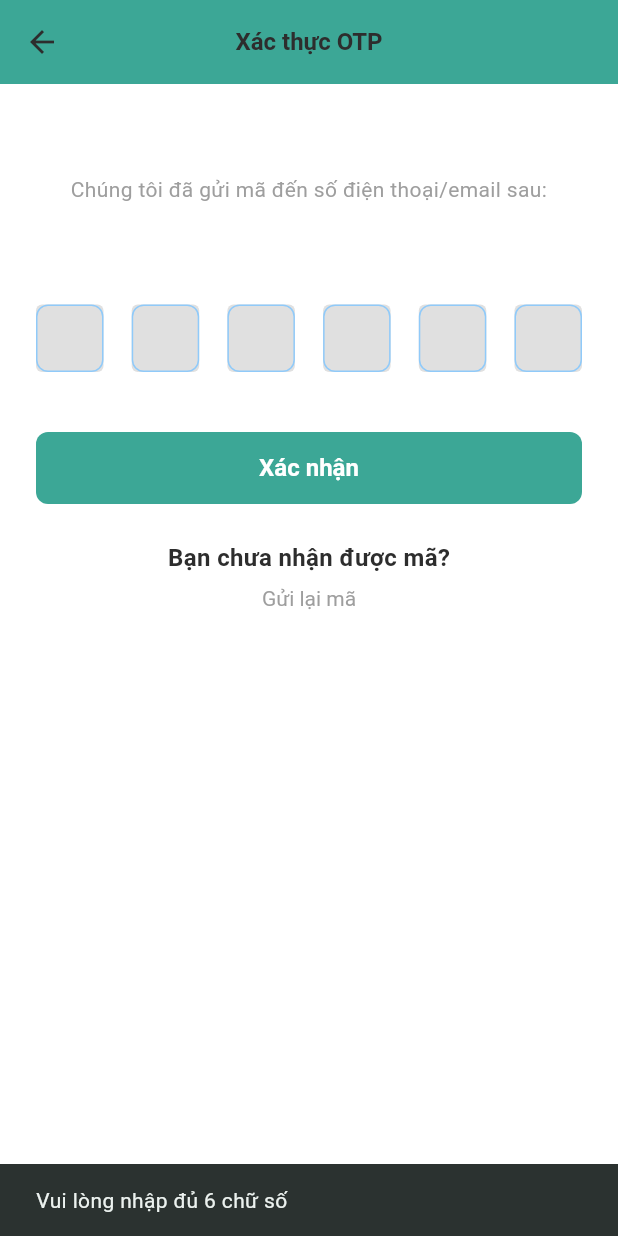
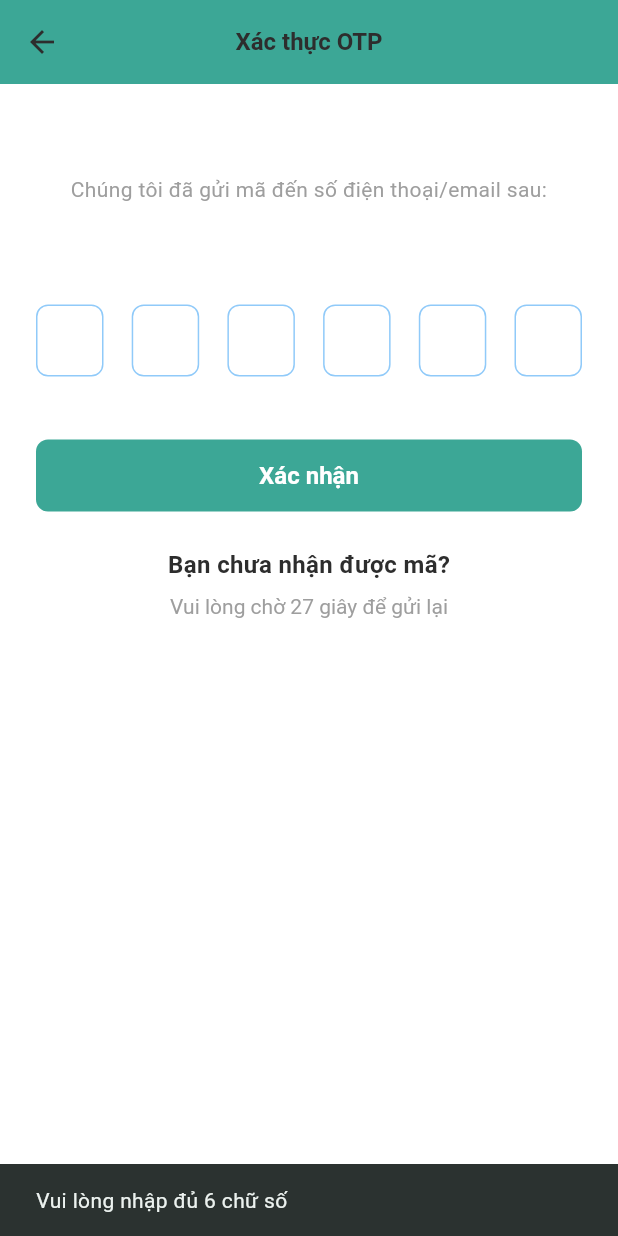
Before and after one commit to danhhuit/care4u_medical_booking, a Flutter app: the OtpVerificationScreen screen opened directly with empty values, after a tap on "Xác nhận", on a phone screen of 412 x 824 dp. Run offline on Flutter 3.47's test engine with Material 3 defaults, Android fonts, the light colour scheme and no system bars; our stand-ins replace dio, shared_preferences; accounts and stored records are empty.

Commit message:
điều chỉnh chức năng gửi otp

```diff
--- a/lib/features/auth/presentation/screens/otp_verification_screen.dart
+++ b/lib/features/auth/presentation/screens/otp_verification_screen.dart
@@ -1,5 +1,7 @@
 import 'package:flutter/material.dart';
 import 'package:flutter/gestures.dart';
+import 'dart:async';
+import 'dart:math';
 import 'package:care4u_medical_booking/app/theme/app_colors.dart';
 import 'package:care4u_medical_booking/app/theme/app_spacing.dart';
 import 'package:care4u_medical_booking/app/theme/app_text_styles.dart';
@@ -23,6 +25,37 @@ class OtpVerificationScreen extends StatefulWidget {
 class _OtpVerificationScreenState extends State<OtpVerificationScreen> {
   final List<TextEditingController> _controllers = List.generate(6, (index) => TextEditingController());
   final List<FocusNode> _focusNodes = List.generate(6, (index) => FocusNode());
+  late String _currentOtp;
+  bool _isExpired = false;
+  Timer? _timer;
+  int _countdown = 30;
+
+  @override
+  void initState() {
+    super.initState();
+    _currentOtp = widget.expectedOtp;
+    _startTimer();
+  }
+
+  void _startTimer() {
+    _timer?.cancel();
+    setState(() {
+      _isExpired = false;
+      _countdown = 30;
+    });
+    _timer = Timer.periodic(const Duration(seconds: 1), (timer) {
+      if (_countdown > 0) {
+        setState(() {
+          _countdown--;
+        });
+      } else {
+        setState(() {
+          _isExpired = true;
+        });
+        timer.cancel();
+      }
+    });
+  }
 
   void _verifyOtp() {
     String enteredOtp = _controllers.map((c) => c.text).join();
@@ -35,7 +68,14 @@ class _OtpVerificationScreenState extends State<OtpVerificationScreen> {
       return;
     }
 
-    if (enteredOtp == widget.expectedOtp) {
+    if (_isExpired) {
+      ScaffoldMessenger.of(context).showSnackBar(
+        const SnackBar(content: Text('Mã OTP này đã hết hạn và không hợp lệ')),
+      );
+      return;
+    }
+
+    if (enteredOtp == _currentOtp) {
       // OTP matched, navigate to ResetPasswordScreen
       Navigator.pushReplacement(
         context,
@@ -52,6 +92,7 @@ class _OtpVerificationScreenState extends State<OtpVerificationScreen> {
 
   @override
   void dispose() {
+    _timer?.cancel();
     for (var c in _controllers) {
       c.dispose();
     }
@@ -92,24 +133,29 @@ class _OtpVerificationScreenState extends State<OtpVerificationScreen> {
                 mainAxisAlignment: MainAxisAlignment.spaceBetween,
                 children: List.generate(
                   6,
-                  (index) => Container(
+                  (index) => SizedBox(
                     width: 45,
-                    height: 45,
-                    decoration: BoxDecoration(
-                      color: const Color(0xFFE0E0E0),
-                      borderRadius: BorderRadius.circular(4),
-                    ),
-                    child: Center(
+                    height: 50,
                     child: TextField(
                       controller: _controllers[index],
                       focusNode: _focusNodes[index],
                       textAlign: TextAlign.center,
+                      textAlignVertical: TextAlignVertical.center,
                       keyboardType: TextInputType.number,
+                      cursorColor: AppColors.primary,
                       maxLength: 1,
                       style: AppTextStyles.heading2,
-                        decoration: const InputDecoration(
-                          border: InputBorder.none,
+                      decoration: InputDecoration(
                         counterText: '',
+                        contentPadding: EdgeInsets.zero,
+                        enabledBorder: OutlineInputBorder(
+                          borderRadius: BorderRadius.circular(8),
+                          borderSide: const BorderSide(color: AppColors.borderLight, width: 1.0),
+                        ),
+                        focusedBorder: OutlineInputBorder(
+                          borderRadius: BorderRadius.circular(8),
+                          borderSide: const BorderSide(color: AppColors.primary, width: 1.5),
+                        ),
                       ),
                       onChanged: (value) {
                         if (value.isNotEmpty && index < 5) {
@@ -118,7 +164,6 @@ class _OtpVerificationScreenState extends State<OtpVerificationScreen> {
                           FocusScope.of(context).requestFocus(_focusNodes[index - 1]);
                         }
                       },
-                      ),
                     ),
                   ),
                 ),
@@ -136,12 +181,24 @@ class _OtpVerificationScreenState extends State<OtpVerificationScreen> {
               const SizedBox(height: AppSpacing.sm),
               RichText(
                 text: TextSpan(
-                  text: 'Gửi lại mã',
-                  style: AppTextStyles.bodyLight,
+                  text: _isExpired ? 'Gửi lại mã' : 'Vui lòng chờ $_countdown giây để gửi lại',
+                  style: AppTextStyles.bodyLight.copyWith(
+                    color: _isExpired ? AppColors.primary : Colors.grey,
+                    fontWeight: _isExpired ? FontWeight.bold : FontWeight.normal,
+                  ),
                   recognizer: TapGestureRecognizer()..onTap = () {
+                    if (!_isExpired) return;
+                    setState(() {
+                      _currentOtp = (100000 + Random().nextInt(900000)).toString();
+                      for (var c in _controllers) {
+                        c.clear();
+                      }
+                      FocusScope.of(context).requestFocus(_focusNodes[0]);
+                    });
+                    _startTimer();
                     ScaffoldMessenger.of(context).showSnackBar(
                       SnackBar(
-                        content: Text('Mã OTP của bạn là: ${widget.expectedOtp}'),
+                        content: Text('Mã OTP mới của bạn là: $_currentOtp'),
                         duration: const Duration(seconds: 5),
                       ),
                     );
```
Lines whose indentation alone changed are shown as unchanged.
